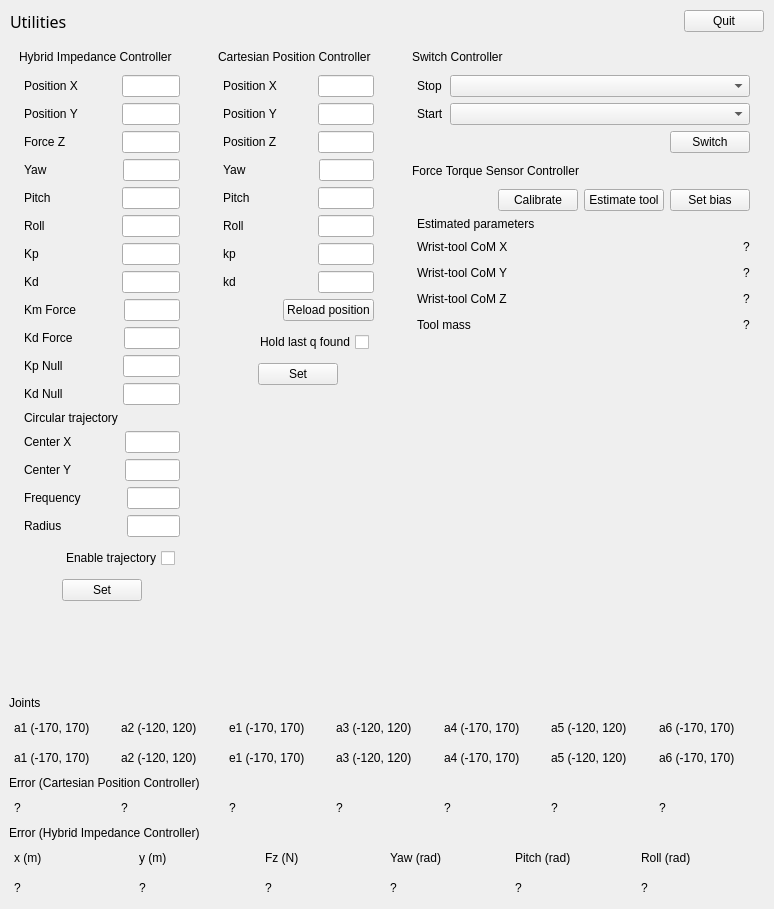
Above: ui/main_window.ui from xEnVrE/controller_switcher before the change. Below: the same form after it.
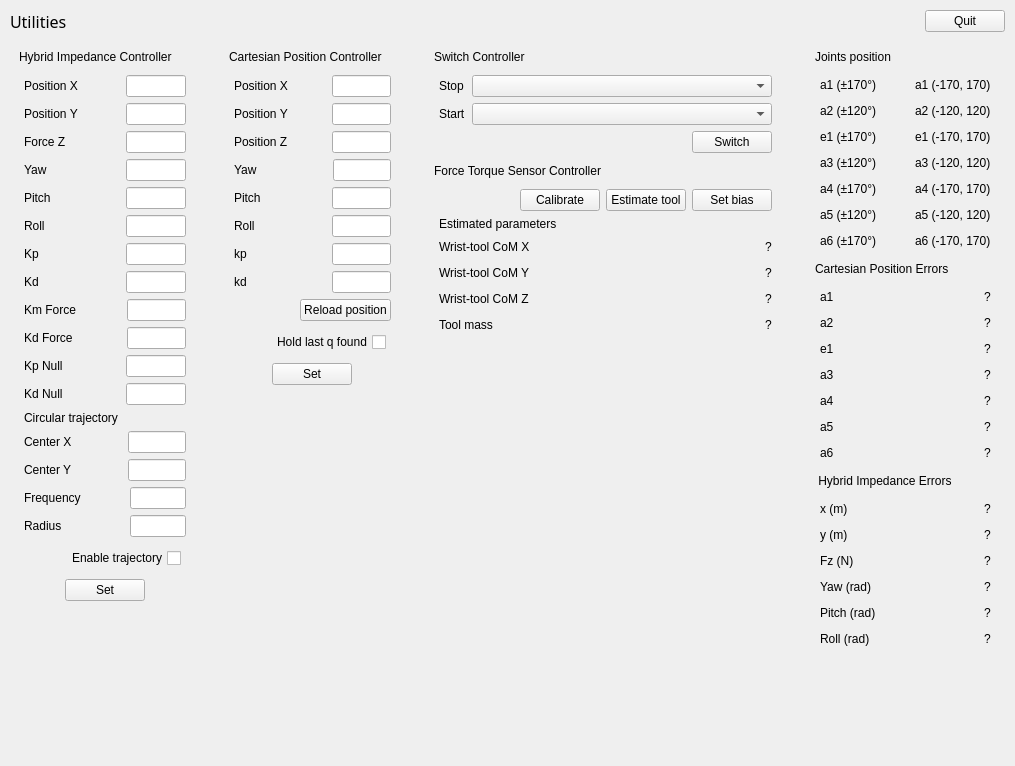
That is the form after the change. Icons and pictures are not drawn.

```diff
--- a/ui/main_window.ui
+++ b/ui/main_window.ui
@@ -6,14 +6,14 @@
    <rect>
     <x>0</x>
     <y>0</y>
-    <width>774</width>
-    <height>909</height>
+    <width>1015</width>
+    <height>766</height>
    </rect>
   </property>
   <property name="maximumSize">
    <size>
-    <width>774</width>
-    <height>909</height>
+    <width>1439</width>
+    <height>979</height>
    </size>
   </property>
   <property name="windowTitle">
@@ -1634,10 +1634,21 @@
           </item>
          </layout>
         </item>
-       </layout>
+        <item>
+         <spacer name="horizontalSpacer_54">
+          <property name="orientation">
+           <enum>Qt::Horizontal</enum>
+          </property>
+          <property name="sizeHint" stdset="0">
+           <size>
+            <width>40</width>
+            <height>20</height>
+           </size>
+          </property>
+         </spacer>
       </item>
       <item>
-       <layout class="QVBoxLayout" name="verticalLayout">
+         <layout class="QVBoxLayout" name="cartesianpositionLayout_4">
         <property name="leftMargin">
          <number>0</number>
         </property>
@@ -1653,12 +1664,12 @@
         <item>
          <widget class="QLabel" name="label_45">
           <property name="text">
-           <string>Joints</string>
+             <string>Joints position</string>
           </property>
          </widget>
         </item>
         <item>
-         <layout class="QHBoxLayout" name="horizontalLayout_28">
+           <layout class="QVBoxLayout" name="verticalLayout_14">
           <property name="leftMargin">
            <number>5</number>
           </property>
@@ -1671,71 +1682,28 @@
           <property name="bottomMargin">
            <number>5</number>
           </property>
+            <item>
+             <layout class="QHBoxLayout" name="horizontalLayout_75">
           <item>
            <widget class="QLabel" name="labelJoint_a1">
             <property name="text">
-             <string>a1 (-170, 170)</string>
+                 <string>a1 (±170°)</string>
             </property>
            </widget>
           </item>
           <item>
-           <widget class="QLabel" name="labelJoint_a2">
-            <property name="text">
-             <string>a2 (-120, 120)</string>
-            </property>
-           </widget>
-          </item>
-          <item>
-           <widget class="QLabel" name="labelJoint_e1">
-            <property name="text">
-             <string>e1 (-170, 170)</string>
-            </property>
-           </widget>
-          </item>
-          <item>
-           <widget class="QLabel" name="labelJoint_a3">
-            <property name="text">
-             <string>a3 (-120, 120)</string>
-            </property>
-           </widget>
-          </item>
-          <item>
-           <widget class="QLabel" name="labelJoint_e4">
-            <property name="text">
-             <string>a4 (-170, 170)</string>
-            </property>
-           </widget>
-          </item>
-          <item>
-           <widget class="QLabel" name="labelJoint_a5">
-            <property name="text">
-             <string>a5 (-120, 120)</string>
-            </property>
-           </widget>
-          </item>
-          <item>
-           <widget class="QLabel" name="labelJoint_a6">
-            <property name="text">
-             <string>a6 (-170, 170)</string>
-            </property>
-           </widget>
-          </item>
-         </layout>
-        </item>
-        <item>
-         <layout class="QHBoxLayout" name="horizontalLayout_39">
-          <property name="leftMargin">
-           <number>5</number>
-          </property>
-          <property name="topMargin">
-           <number>5</number>
-          </property>
-          <property name="rightMargin">
-           <number>5</number>
-          </property>
-          <property name="bottomMargin">
-           <number>5</number>
-          </property>
+               <spacer name="horizontalSpacer_71">
+                <property name="orientation">
+                 <enum>Qt::Horizontal</enum>
+                </property>
+                <property name="sizeHint" stdset="0">
+                 <size>
+                  <width>40</width>
+                  <height>20</height>
+                 </size>
+                </property>
+               </spacer>
+              </item>
           <item>
            <widget class="QLabel" name="textJoint_a1">
             <property name="text">
@@ -1743,6 +1711,30 @@
             </property>
            </widget>
           </item>
+             </layout>
+            </item>
+            <item>
+             <layout class="QHBoxLayout" name="horizontalLayout_76">
+              <item>
+               <widget class="QLabel" name="labelJoint_a2">
+                <property name="text">
+                 <string>a2 (±120°)</string>
+                </property>
+               </widget>
+              </item>
+              <item>
+               <spacer name="horizontalSpacer_72">
+                <property name="orientation">
+                 <enum>Qt::Horizontal</enum>
+                </property>
+                <property name="sizeHint" stdset="0">
+                 <size>
+                  <width>40</width>
+                  <height>20</height>
+                 </size>
+                </property>
+               </spacer>
+              </item>
           <item>
            <widget class="QLabel" name="textJoint_a2">
             <property name="text">
@@ -1750,6 +1742,30 @@
             </property>
            </widget>
           </item>
+             </layout>
+            </item>
+            <item>
+             <layout class="QHBoxLayout" name="horizontalLayout_77">
+              <item>
+               <widget class="QLabel" name="labelJoint_e1">
+                <property name="text">
+                 <string>e1 (±170°)</string>
+                </property>
+               </widget>
+              </item>
+              <item>
+               <spacer name="horizontalSpacer_73">
+                <property name="orientation">
+                 <enum>Qt::Horizontal</enum>
+                </property>
+                <property name="sizeHint" stdset="0">
+                 <size>
+                  <width>40</width>
+                  <height>20</height>
+                 </size>
+                </property>
+               </spacer>
+              </item>
           <item>
            <widget class="QLabel" name="textJoint_e1">
             <property name="text">
@@ -1757,6 +1773,30 @@
             </property>
            </widget>
           </item>
+             </layout>
+            </item>
+            <item>
+             <layout class="QHBoxLayout" name="horizontalLayout_78">
+              <item>
+               <widget class="QLabel" name="labelJoint_a3">
+                <property name="text">
+                 <string>a3 (±120°)</string>
+                </property>
+               </widget>
+              </item>
+              <item>
+               <spacer name="horizontalSpacer_74">
+                <property name="orientation">
+                 <enum>Qt::Horizontal</enum>
+                </property>
+                <property name="sizeHint" stdset="0">
+                 <size>
+                  <width>40</width>
+                  <height>20</height>
+                 </size>
+                </property>
+               </spacer>
+              </item>
           <item>
            <widget class="QLabel" name="textJoint_a3">
             <property name="text">
@@ -1764,6 +1804,30 @@
             </property>
            </widget>
           </item>
+             </layout>
+            </item>
+            <item>
+             <layout class="QHBoxLayout" name="horizontalLayout_79">
+              <item>
+               <widget class="QLabel" name="labelJoint_e4">
+                <property name="text">
+                 <string>a4 (±170°)</string>
+                </property>
+               </widget>
+              </item>
+              <item>
+               <spacer name="horizontalSpacer_75">
+                <property name="orientation">
+                 <enum>Qt::Horizontal</enum>
+                </property>
+                <property name="sizeHint" stdset="0">
+                 <size>
+                  <width>40</width>
+                  <height>20</height>
+                 </size>
+                </property>
+               </spacer>
+              </item>
           <item>
            <widget class="QLabel" name="textJoint_a4">
             <property name="text">
@@ -1771,6 +1835,30 @@
             </property>
            </widget>
           </item>
+             </layout>
+            </item>
+            <item>
+             <layout class="QHBoxLayout" name="horizontalLayout_80">
+              <item>
+               <widget class="QLabel" name="labelJoint_a5">
+                <property name="text">
+                 <string>a5 (±120°)</string>
+                </property>
+               </widget>
+              </item>
+              <item>
+               <spacer name="horizontalSpacer_76">
+                <property name="orientation">
+                 <enum>Qt::Horizontal</enum>
+                </property>
+                <property name="sizeHint" stdset="0">
+                 <size>
+                  <width>40</width>
+                  <height>20</height>
+                 </size>
+                </property>
+               </spacer>
+              </item>
           <item>
            <widget class="QLabel" name="textJoint_a5">
             <property name="text">
@@ -1778,6 +1866,30 @@
             </property>
            </widget>
           </item>
+             </layout>
+            </item>
+            <item>
+             <layout class="QHBoxLayout" name="horizontalLayout_81">
+              <item>
+               <widget class="QLabel" name="labelJoint_a6">
+                <property name="text">
+                 <string>a6 (±170°)</string>
+                </property>
+               </widget>
+              </item>
+              <item>
+               <spacer name="horizontalSpacer_77">
+                <property name="orientation">
+                 <enum>Qt::Horizontal</enum>
+                </property>
+                <property name="sizeHint" stdset="0">
+                 <size>
+                  <width>40</width>
+                  <height>20</height>
+                 </size>
+                </property>
+               </spacer>
+              </item>
           <item>
            <widget class="QLabel" name="textJoint_a6">
             <property name="text">
@@ -1787,15 +1899,17 @@
           </item>
          </layout>
         </item>
+           </layout>
+          </item>
         <item>
          <widget class="QLabel" name="label_46">
           <property name="text">
-           <string>Error (Cartesian Position Controller)</string>
+             <string>Cartesian Position Errors</string>
           </property>
          </widget>
         </item>
         <item>
-         <layout class="QHBoxLayout" name="horizontalLayout_40">
+           <layout class="QVBoxLayout" name="verticalLayout_12">
           <property name="leftMargin">
            <number>5</number>
           </property>
@@ -1808,6 +1922,28 @@
           <property name="bottomMargin">
            <number>5</number>
           </property>
+            <item>
+             <layout class="QHBoxLayout" name="horizontalLayout_53">
+              <item>
+               <widget class="QLabel" name="labelJoint_a1_2">
+                <property name="text">
+                 <string>a1</string>
+                </property>
+               </widget>
+              </item>
+              <item>
+               <spacer name="horizontalSpacer_47">
+                <property name="orientation">
+                 <enum>Qt::Horizontal</enum>
+                </property>
+                <property name="sizeHint" stdset="0">
+                 <size>
+                  <width>40</width>
+                  <height>20</height>
+                 </size>
+                </property>
+               </spacer>
+              </item>
           <item>
            <widget class="QLabel" name="textJoint_a1_err">
             <property name="text">
@@ -1815,6 +1951,30 @@
             </property>
            </widget>
           </item>
+             </layout>
+            </item>
+            <item>
+             <layout class="QHBoxLayout" name="horizontalLayout_54">
+              <item>
+               <widget class="QLabel" name="labelJoint_a2_2">
+                <property name="text">
+                 <string>a2</string>
+                </property>
+               </widget>
+              </item>
+              <item>
+               <spacer name="horizontalSpacer_48">
+                <property name="orientation">
+                 <enum>Qt::Horizontal</enum>
+                </property>
+                <property name="sizeHint" stdset="0">
+                 <size>
+                  <width>40</width>
+                  <height>20</height>
+                 </size>
+                </property>
+               </spacer>
+              </item>
           <item>
            <widget class="QLabel" name="textJoint_a2_err">
             <property name="text">
@@ -1822,6 +1982,30 @@
             </property>
            </widget>
           </item>
+             </layout>
+            </item>
+            <item>
+             <layout class="QHBoxLayout" name="horizontalLayout_55">
+              <item>
+               <widget class="QLabel" name="labelJoint_e1_3">
+                <property name="text">
+                 <string>e1</string>
+                </property>
+               </widget>
+              </item>
+              <item>
+               <spacer name="horizontalSpacer_49">
+                <property name="orientation">
+                 <enum>Qt::Horizontal</enum>
+                </property>
+                <property name="sizeHint" stdset="0">
+                 <size>
+                  <width>40</width>
+                  <height>20</height>
+                 </size>
+                </property>
+               </spacer>
+              </item>
           <item>
            <widget class="QLabel" name="textJoint_e1_err">
             <property name="text">
@@ -1829,6 +2013,30 @@
             </property>
            </widget>
           </item>
+             </layout>
+            </item>
+            <item>
+             <layout class="QHBoxLayout" name="horizontalLayout_56">
+              <item>
+               <widget class="QLabel" name="labelJoint_a3_3">
+                <property name="text">
+                 <string>a3</string>
+                </property>
+               </widget>
+              </item>
+              <item>
+               <spacer name="horizontalSpacer_50">
+                <property name="orientation">
+                 <enum>Qt::Horizontal</enum>
+                </property>
+                <property name="sizeHint" stdset="0">
+                 <size>
+                  <width>40</width>
+                  <height>20</height>
+                 </size>
+                </property>
+               </spacer>
+              </item>
           <item>
            <widget class="QLabel" name="textJoint_a3_err">
             <property name="text">
@@ -1836,6 +2044,30 @@
             </property>
            </widget>
           </item>
+             </layout>
+            </item>
+            <item>
+             <layout class="QHBoxLayout" name="horizontalLayout_57">
+              <item>
+               <widget class="QLabel" name="labelJoint_e4_3">
+                <property name="text">
+                 <string>a4</string>
+                </property>
+               </widget>
+              </item>
+              <item>
+               <spacer name="horizontalSpacer_51">
+                <property name="orientation">
+                 <enum>Qt::Horizontal</enum>
+                </property>
+                <property name="sizeHint" stdset="0">
+                 <size>
+                  <width>40</width>
+                  <height>20</height>
+                 </size>
+                </property>
+               </spacer>
+              </item>
           <item>
            <widget class="QLabel" name="textJoint_a4_err">
             <property name="text">
@@ -1843,6 +2075,30 @@
             </property>
            </widget>
           </item>
+             </layout>
+            </item>
+            <item>
+             <layout class="QHBoxLayout" name="horizontalLayout_58">
+              <item>
+               <widget class="QLabel" name="labelJoint_a5_3">
+                <property name="text">
+                 <string>a5</string>
+                </property>
+               </widget>
+              </item>
+              <item>
+               <spacer name="horizontalSpacer_52">
+                <property name="orientation">
+                 <enum>Qt::Horizontal</enum>
+                </property>
+                <property name="sizeHint" stdset="0">
+                 <size>
+                  <width>40</width>
+                  <height>20</height>
+                 </size>
+                </property>
+               </spacer>
+              </item>
           <item>
            <widget class="QLabel" name="textJoint_a5_err">
             <property name="text">
@@ -1850,6 +2106,30 @@
             </property>
            </widget>
           </item>
+             </layout>
+            </item>
+            <item>
+             <layout class="QHBoxLayout" name="horizontalLayout_59">
+              <item>
+               <widget class="QLabel" name="labelJoint_a6_3">
+                <property name="text">
+                 <string>a6</string>
+                </property>
+               </widget>
+              </item>
+              <item>
+               <spacer name="horizontalSpacer_53">
+                <property name="orientation">
+                 <enum>Qt::Horizontal</enum>
+                </property>
+                <property name="sizeHint" stdset="0">
+                 <size>
+                  <width>40</width>
+                  <height>20</height>
+                 </size>
+                </property>
+               </spacer>
+              </item>
           <item>
            <widget class="QLabel" name="textJoint_a6_err">
             <property name="text">
@@ -1859,15 +2139,17 @@
           </item>
          </layout>
         </item>
+           </layout>
+          </item>
         <item>
          <widget class="QLabel" name="label_47">
           <property name="text">
-           <string>Error (Hybrid Impedance Controller)</string>
+             <string> Hybrid Impedance Errors</string>
           </property>
          </widget>
         </item>
         <item>
-         <layout class="QHBoxLayout" name="horizontalLayout_31">
+           <layout class="QVBoxLayout" name="verticalLayout_13">
           <property name="leftMargin">
            <number>5</number>
           </property>
@@ -1880,6 +2162,8 @@
           <property name="bottomMargin">
            <number>5</number>
           </property>
+            <item>
+             <layout class="QHBoxLayout" name="horizontalLayout_65">
           <item>
            <widget class="QLabel" name="labelCart_x">
             <property name="text">
@@ -1888,6 +2172,30 @@
            </widget>
           </item>
           <item>
+               <spacer name="horizontalSpacer_60">
+                <property name="orientation">
+                 <enum>Qt::Horizontal</enum>
+                </property>
+                <property name="sizeHint" stdset="0">
+                 <size>
+                  <width>40</width>
+                  <height>20</height>
+                 </size>
+                </property>
+               </spacer>
+              </item>
+              <item>
+               <widget class="QLabel" name="textCart_x_err">
+                <property name="text">
+                 <string>?</string>
+                </property>
+               </widget>
+              </item>
+             </layout>
+            </item>
+            <item>
+             <layout class="QHBoxLayout" name="horizontalLayout_66">
+              <item>
            <widget class="QLabel" name="labelCart_y">
             <property name="text">
              <string>y (m)</string>
@@ -1895,6 +2203,30 @@
            </widget>
           </item>
           <item>
+               <spacer name="horizontalSpacer_61">
+                <property name="orientation">
+                 <enum>Qt::Horizontal</enum>
+                </property>
+                <property name="sizeHint" stdset="0">
+                 <size>
+                  <width>40</width>
+                  <height>20</height>
+                 </size>
+                </property>
+               </spacer>
+              </item>
+              <item>
+               <widget class="QLabel" name="textCart_y_err">
+                <property name="text">
+                 <string>?</string>
+                </property>
+               </widget>
+              </item>
+             </layout>
+            </item>
+            <item>
+             <layout class="QHBoxLayout" name="horizontalLayout_67">
+              <item>
            <widget class="QLabel" name="labelCart_Fz">
             <property name="text">
              <string>Fz (N)</string>
@@ -1902,6 +2234,30 @@
            </widget>
           </item>
           <item>
+               <spacer name="horizontalSpacer_62">
+                <property name="orientation">
+                 <enum>Qt::Horizontal</enum>
+                </property>
+                <property name="sizeHint" stdset="0">
+                 <size>
+                  <width>40</width>
+                  <height>20</height>
+                 </size>
+                </property>
+               </spacer>
+              </item>
+              <item>
+               <widget class="QLabel" name="textCart_Fz_err">
+                <property name="text">
+                 <string>?</string>
+                </property>
+               </widget>
+              </item>
+             </layout>
+            </item>
+            <item>
+             <layout class="QHBoxLayout" name="horizontalLayout_68">
+              <item>
            <widget class="QLabel" name="labelCart_yaw">
             <property name="text">
              <string>Yaw (rad)</string>
@@ -1909,6 +2265,30 @@
            </widget>
           </item>
           <item>
+               <spacer name="horizontalSpacer_63">
+                <property name="orientation">
+                 <enum>Qt::Horizontal</enum>
+                </property>
+                <property name="sizeHint" stdset="0">
+                 <size>
+                  <width>40</width>
+                  <height>20</height>
+                 </size>
+                </property>
+               </spacer>
+              </item>
+              <item>
+               <widget class="QLabel" name="textCart_yaw_err">
+                <property name="text">
+                 <string>?</string>
+                </property>
+               </widget>
+              </item>
+             </layout>
+            </item>
+            <item>
+             <layout class="QHBoxLayout" name="horizontalLayout_69">
+              <item>
            <widget class="QLabel" name="labelCart_pitch">
             <property name="text">
              <string>Pitch (rad)</string>
@@ -1916,62 +2296,48 @@
            </widget>
           </item>
           <item>
+               <spacer name="horizontalSpacer_64">
+                <property name="orientation">
+                 <enum>Qt::Horizontal</enum>
+                </property>
+                <property name="sizeHint" stdset="0">
+                 <size>
+                  <width>40</width>
+                  <height>20</height>
+                 </size>
+                </property>
+               </spacer>
+              </item>
+              <item>
+               <widget class="QLabel" name="textCart_pitch_err">
+                <property name="text">
+                 <string>?</string>
+                </property>
+               </widget>
+              </item>
+             </layout>
+            </item>
+            <item>
+             <layout class="QHBoxLayout" name="horizontalLayout_70">
+              <item>
            <widget class="QLabel" name="labelCart_roll">
             <property name="text">
              <string>Roll (rad)</string>
             </property>
            </widget>
           </item>
-         </layout>
-        </item>
         <item>
-         <layout class="QHBoxLayout" name="horizontalLayout_42">
-          <property name="leftMargin">
-           <number>5</number>
-          </property>
-          <property name="topMargin">
-           <number>5</number>
-          </property>
-          <property name="rightMargin">
-           <number>5</number>
-          </property>
-          <property name="bottomMargin">
-           <number>5</number>
-          </property>
-          <item>
-           <widget class="QLabel" name="textCart_x_err">
-            <property name="text">
-             <string>?</string>
-            </property>
-           </widget>
-          </item>
-          <item>
-           <widget class="QLabel" name="textCart_y_err">
-            <property name="text">
-             <string>?</string>
-            </property>
-           </widget>
-          </item>
-          <item>
-           <widget class="QLabel" name="textCart_Fz_err">
-            <property name="text">
-             <string>?</string>
-            </property>
-           </widget>
-          </item>
-          <item>
-           <widget class="QLabel" name="textCart_yaw_err">
-            <property name="text">
-             <string>?</string>
-            </property>
-           </widget>
-          </item>
-          <item>
-           <widget class="QLabel" name="textCart_pitch_err">
-            <property name="text">
-             <string>?</string>
-            </property>
-           </widget>
+               <spacer name="horizontalSpacer_65">
+                <property name="orientation">
+                 <enum>Qt::Horizontal</enum>
+                </property>
+                <property name="sizeHint" stdset="0">
+                 <size>
+                  <width>40</width>
+                  <height>20</height>
+                 </size>
+                </property>
+               </spacer>
           </item>
           <item>
            <widget class="QLabel" name="textCart_roll_err">
@@ -1979,6 +2345,23 @@
              <string>?</string>
             </property>
            </widget>
+              </item>
+             </layout>
+            </item>
+           </layout>
+          </item>
+          <item>
+           <spacer name="verticalSpacer_3">
+            <property name="orientation">
+             <enum>Qt::Vertical</enum>
+            </property>
+            <property name="sizeHint" stdset="0">
+             <size>
+              <width>20</width>
+              <height>40</height>
+             </size>
+            </property>
+           </spacer>
           </item>
          </layout>
         </item>
```
Left out of the diff: 6 changed lines with no effect on the pictures. Lines whose indentation alone changed are shown as unchanged.
